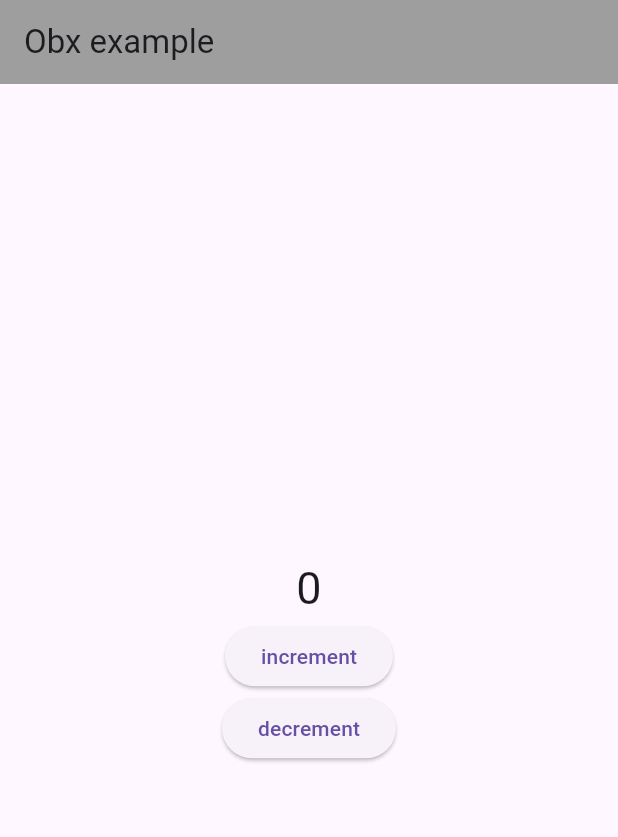
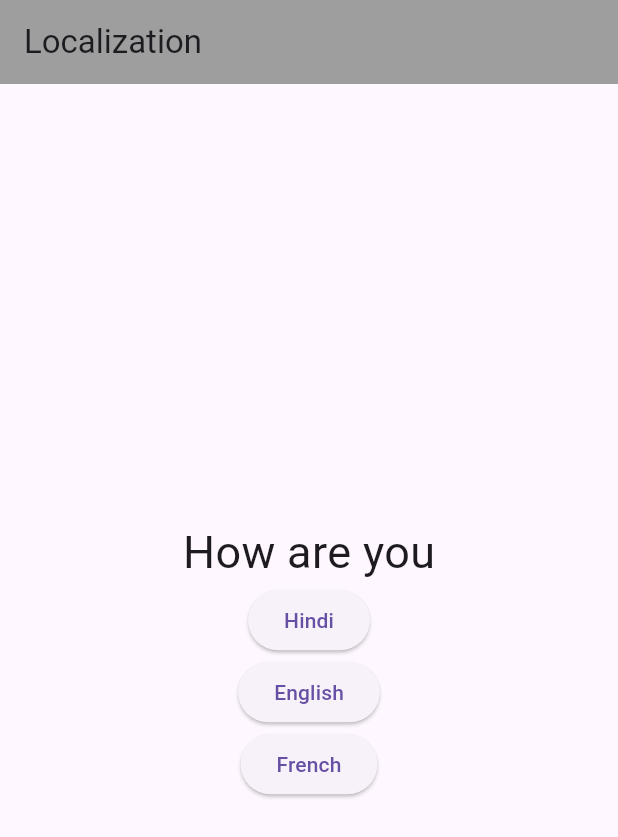
Before and after one commit to suryanshvns/getx-flutter, a Flutter app: the screen it shows after launch, on a phone screen of 412 x 824 dp. Shown: the top 837 px of the screen. Run offline on Flutter 3.47's test engine with Material 3 defaults, Android fonts, the phone set to English and light mode, and no system bars; our stand-ins replace get.

Commit message:
click on the button to change the text

```diff
--- a/lib/controller/home_view.dart
+++ b/lib/controller/home_view.dart
@@ -3,13 +3,13 @@ import 'package:get/get.dart';
 import 'package:getx_tutorial/controller/myController.dart';
 
 class Counting extends StatelessWidget {
-  final MyController _myController = Get.put(MyController());
-
+  // final MyController _myController = Get.put(MyController(), tag: '1');
+  var myController = Get.put(MyController());
   @override
   Widget build(BuildContext context) {
     return Scaffold(
       appBar: AppBar(
-        title: const Text("Obx example"),
+        title: const Text("workers in getx"),
         backgroundColor: Colors.grey,
       ),
       body: Center(
@@ -17,21 +17,36 @@ class Counting extends StatelessWidget {
           crossAxisAlignment: CrossAxisAlignment.center,
           mainAxisAlignment: MainAxisAlignment.center,
           children: [
-            Obx(
-              () => Text(
-                "${_myController.count}",
-                style: const TextStyle(fontSize: 30),
-              ),
-            ),
+            // GetBuilder<MyController>(
+            //   init: MyController(),
+            //   id: "123",
+            //   builder: (myController) => Text(
+            //     "${myController.count}",
+            //     style: const TextStyle(fontSize: 30),
+            //   ),
+            // ),
+            // GetBuilder<MyController>(
+            //   init: MyController(),
+            //   builder: (myController) => Text(
+            //     "${myController.count}",
+            //     style: const TextStyle(fontSize: 30),
+            //   ),
+            // ),
+            Obx(() => Text(
+                  "${myController.count}",
+                  style: const TextStyle(fontSize: 20),
+                )),
             ElevatedButton(
               onPressed: () {
-                _myController.incrementCounter();
+                var myController = Get.find<MyController>();
+                myController.incrementCounter();
               },
               child: const Text("increment"),
             ),
             ElevatedButton(
               onPressed: () {
-                _myController.decrementCounter();
+                var myController = Get.find<MyController>();
+                myController.decrementCounter();
               },
               child: const Text("decrement"),
             ),
--- /dev/null
+++ b/lib/controller/languageController.dart
@@ -0,0 +1,9 @@
+import 'package:flutter/material.dart';
+import 'package:get/get.dart';
+
+class LangController extends GetxController {
+  changeLocal(String langCode, String countryCode) {
+    var locale = Locale(langCode, countryCode);
+    Get.updateLocale(locale);
+  }
+}
--- a/lib/main.dart
+++ b/lib/main.dart
@@ -1,7 +1,6 @@
 import 'package:flutter/material.dart';
 import 'package:get/get.dart';
-import 'package:getx_tutorial/controller/home_view.dart';
-import 'package:getx_tutorial/pages/counter.dart';
+import 'package:getx_tutorial/pages/language.dart';
 
 void main() {
   runApp(MyApp());
@@ -10,10 +9,10 @@ void main() {
 class MyApp extends StatelessWidget {
   @override
   Widget build(BuildContext context) {
-    return GetMaterialApp(
-      // Use GetMaterialApp instead of MaterialApp
+    return MaterialApp(
+      // Use MaterialApp instead of GetMaterialApp
       debugShowCheckedModeBanner: false,
-      home: Counting(),
+      home: Language(),
     );
   }
 }
--- /dev/null
+++ b/lib/pages/language.dart
@@ -0,0 +1,57 @@
+// langiageview.dart
+
+import 'package:flutter/material.dart';
+import 'package:get/get.dart';
+import 'package:getx_tutorial/controller/languageController.dart';
+import 'package:getx_tutorial/strings.dart';
+
+class Language extends StatelessWidget {
+  var controller = Get.put(LangController());
+
+  @override
+  Widget build(BuildContext context) {
+    return GetMaterialApp(
+      translations: Strings(),
+      locale: const Locale('en', 'US'),
+      fallbackLocale: const Locale('en', 'US'),
+      home: Scaffold(
+        appBar: AppBar(
+          title: const Text("Localization"),
+          backgroundColor: Colors.grey,
+        ),
+        body: Center(
+          child: Column(
+            mainAxisAlignment: MainAxisAlignment.center,
+            crossAxisAlignment: CrossAxisAlignment.center,
+            children: [
+              GetBuilder<LangController>(
+                builder: (_) => Text(
+                  "How are you".tr,
+                  style: const TextStyle(fontSize: 30),
+                ),
+              ),
+              ElevatedButton(
+                onPressed: () {
+                  controller.changeLocal("hi", "IN");
+                },
+                child: const Text("Hindi"),
+              ),
+              ElevatedButton(
+                onPressed: () {
+                  controller.changeLocal("en", "US");
+                },
+                child: const Text("English"),
+              ),
+              ElevatedButton(
+                onPressed: () {
+                  controller.changeLocal('fr', "FR");
+                },
+                child: const Text("French"),
+              ),
+            ],
+          ),
+        ),
+      ),
+    );
+  }
+}
--- /dev/null
+++ b/lib/strings.dart
@@ -0,0 +1,16 @@
+import 'package:get/get.dart';
+
+class Strings extends Translations {
+  @override
+  Map<String, Map<String, String>> get keys => {
+        'en_US': {
+          'How are you': 'How are you',
+        },
+        'hi_IN': {
+          'How are you': 'कैसे हो',
+        },
+        'fr_FR': {
+          'How are you': 'Comment ça va',
+        },
+      };
+}
```
Also changed, not shown: lib/controller/myController.dart (+16 -0 lines).
